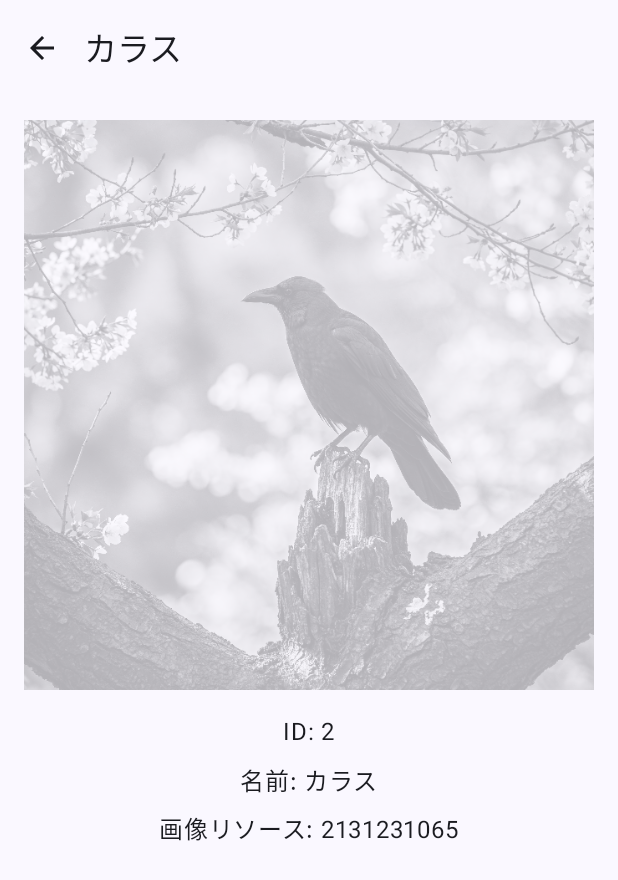
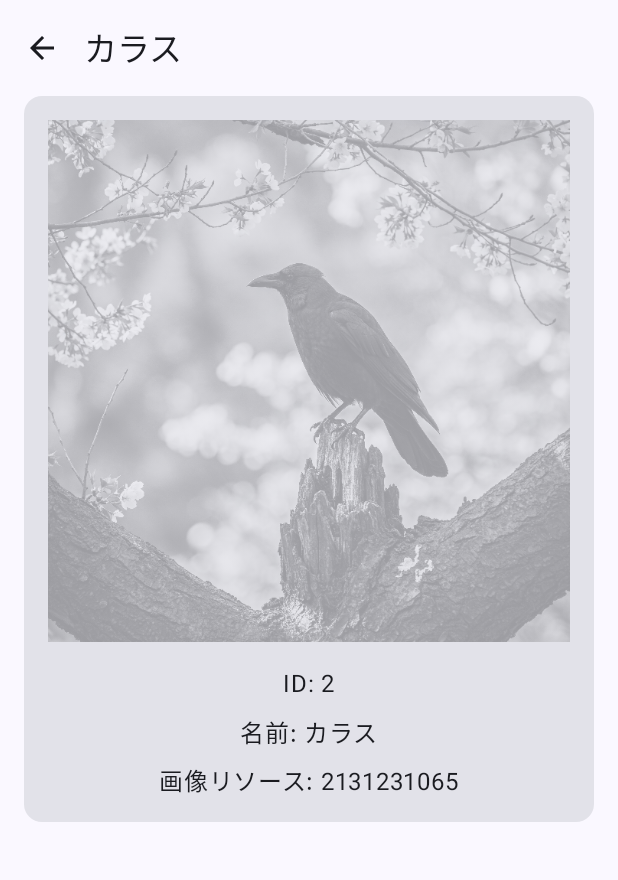
Before and after one commit to hiroaki404/PublicPlayground, an Android app built with Jetpack Compose: the screen it shows after launch (MainActivity), after a tap on "カラス", on a phone screen of 412 x 824 dp. Shown: the top 880 px of the screen. Run offline under Robolectric (Android 15) with nearby library versions, the phone set to English and light mode, and no system bars; pictures from the network do not load; 1 statement that could not run was skipped.

Commit message:
refactor BirdDetailScreen and BirdGridScreen layout for improved padding and structure

```diff
--- a/app/src/main/java/com/example/publicplayground/shared_element_transition/BirdDetailScreen.kt
+++ b/app/src/main/java/com/example/publicplayground/shared_element_transition/BirdDetailScreen.kt
@@ -8,12 +8,12 @@ import androidx.compose.animation.SharedTransitionScope
 import androidx.compose.foundation.layout.Column
 import androidx.compose.foundation.layout.Spacer
 import androidx.compose.foundation.layout.aspectRatio
-import androidx.compose.foundation.layout.fillMaxSize
 import androidx.compose.foundation.layout.fillMaxWidth
 import androidx.compose.foundation.layout.height
 import androidx.compose.foundation.layout.padding
 import androidx.compose.material.icons.Icons
 import androidx.compose.material.icons.filled.ArrowBack
+import androidx.compose.material3.Card
 import androidx.compose.material3.ExperimentalMaterial3Api
 import androidx.compose.material3.Icon
 import androidx.compose.material3.IconButton
@@ -58,10 +58,15 @@ fun BirdDetailScreen(
                 )
             }
         ) { paddingValues ->
+            Card(
+                modifier = Modifier
+                    .padding(paddingValues)
+                    .padding(horizontal = 16.dp)
+                    .fillMaxWidth()
+            ) {
                 Column(
-                modifier = modifier
-                    .fillMaxSize()
-                    .padding(paddingValues)
+                    modifier = Modifier
+                        .fillMaxWidth()
                         .padding(16.dp),
                     horizontalAlignment = Alignment.CenterHorizontally
                 ) {
@@ -92,6 +97,7 @@ fun BirdDetailScreen(
             }
         }
     }
+}
 
 @OptIn(ExperimentalSharedTransitionApi::class)
 @Preview(showBackground = true)
--- a/app/src/main/java/com/example/publicplayground/shared_element_transition/BirdGridScreen.kt
+++ b/app/src/main/java/com/example/publicplayground/shared_element_transition/BirdGridScreen.kt
@@ -55,10 +55,10 @@ fun BirdGridScreen(
         ) { innerPadding ->
             LazyVerticalGrid(
                 columns = GridCells.Fixed(2),
-                contentPadding = PaddingValues(16.dp),
+                contentPadding = PaddingValues(horizontal = 16.dp),
                 horizontalArrangement = Arrangement.spacedBy(16.dp),
                 verticalArrangement = Arrangement.spacedBy(16.dp),
-                modifier = modifier
+                modifier = Modifier
                     .padding(innerPadding)
                     .fillMaxSize(),
             ) {
```
Lines whose indentation alone changed are shown as unchanged.
